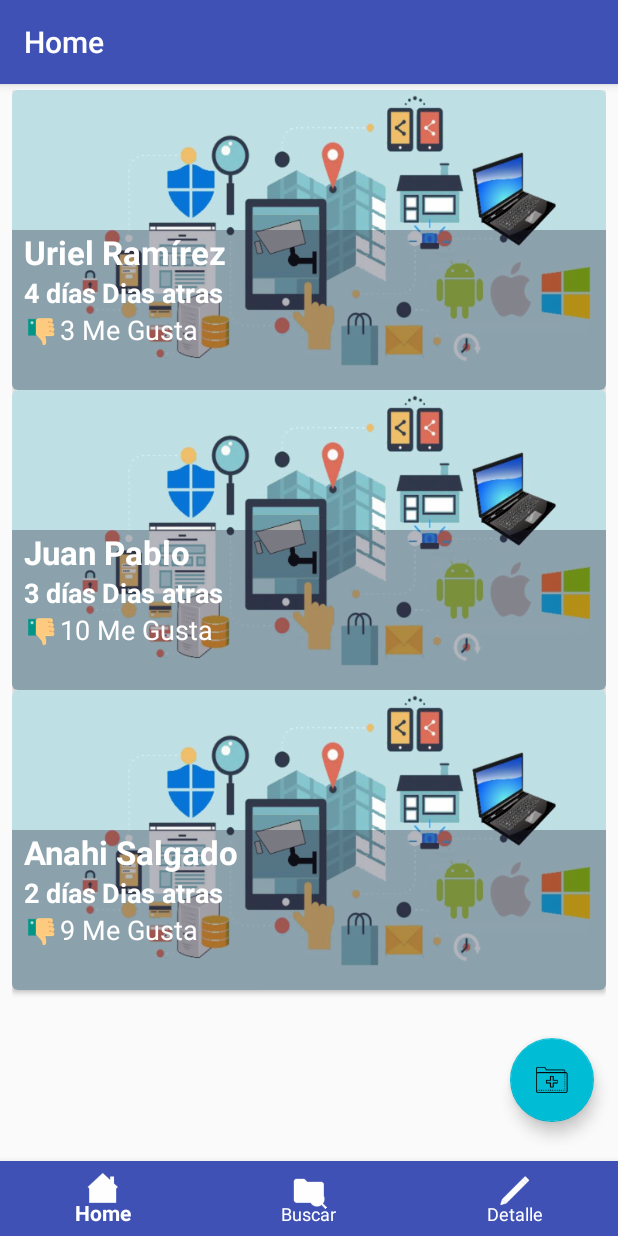
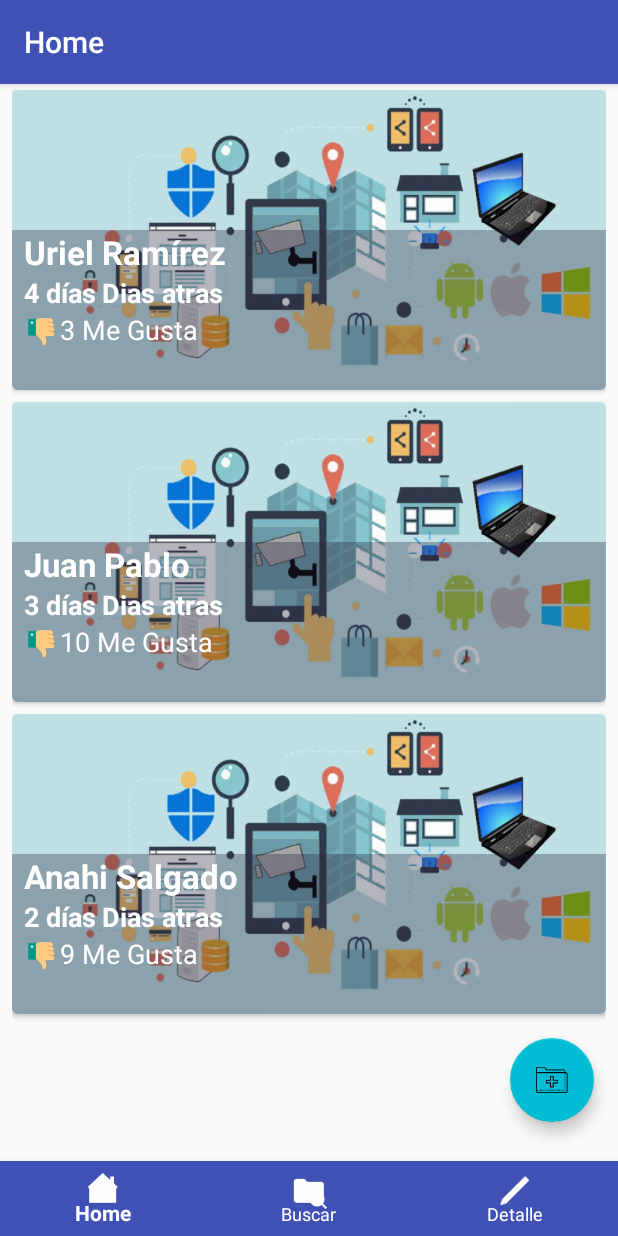
Before and after one commit to CristopherGonzalez/Curso-Definitivo-de-Android, an Android app: the HomeFragment screen opened directly, with no data from a screen before it, on a phone screen of 412 x 824 dp. Run offline under Robolectric (Android 15) with nearby library versions, the phone set to English and light mode, and no system bars.

Commit message:
Correcion en Recycler View, se crea modelo del cardview, adapter y configuraciones respectivas

```diff
--- a/app/src/main/java/com/aysenti/tiapp/adapter/PictureAdapterRecyclerView.java
+++ b/app/src/main/java/com/aysenti/tiapp/adapter/PictureAdapterRecyclerView.java
@@ -53,7 +53,7 @@ public class PictureAdapterRecyclerView  extends RecyclerView.Adapter<PictureAda
 
         public PictureViewHolder(View itemView){
             super(itemView);
-            pictureCard = itemView.findViewById(R.id.text_name_card);
+            pictureCard = itemView.findViewById(R.id.image_card);
             nameCard = itemView.findViewById(R.id.text_name_card);
             timeCard = itemView.findViewById(R.id.text_nro_dias_card);
             LikeNumberCard = itemView.findViewById(R.id.like_number_card);
--- a/app/src/main/res/layout/cardview_component.xml
+++ b/app/src/main/res/layout/cardview_component.xml
@@ -5,7 +5,8 @@ android:layout_width="match_parent"
     android:layout_height="@dimen/dimen_200dp"
     xmlns:cardview="http://schemas.android.com/apk/res-auto"
     android:id="@+id/cardview_picture"
-cardview:cardCornerRadius="@dimen/dimen_4dp">
+    cardview:cardCornerRadius="@dimen/dimen_4dp"
+    android:layout_marginBottom="@dimen/dimen_8dp">
     <FrameLayout
         android:layout_width="match_parent"
         android:layout_height="match_parent">
```
Lines whose indentation alone changed are shown as unchanged.
